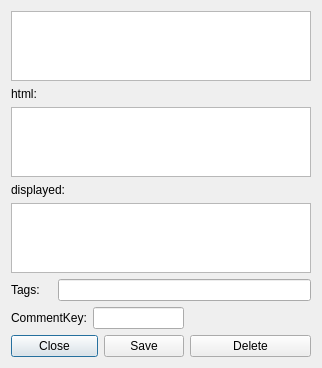
Above: dialogeditcomments.ui from allenck/mapper before the change. Below: the same form after it.
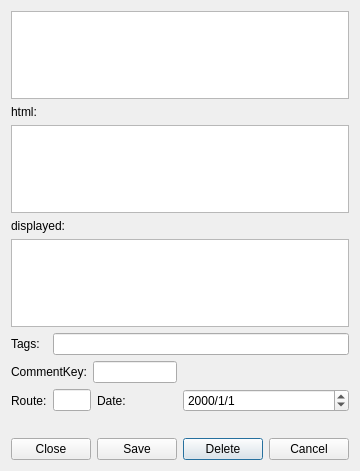
That is the form after the change. Custom widgets are drawn as their Qt base class.

Commit message: Enable multiple RouteComments for date

Patch:
```diff
--- a/dialogeditcomments.ui
+++ b/dialogeditcomments.ui
@@ -6,47 +6,24 @@
    <rect>
     <x>0</x>
     <y>0</y>
-    <width>322</width>
-    <height>300</height>
+    <width>288</width>
+    <height>471</height>
    </rect>
   </property>
   <property name="windowTitle">
    <string>Dialog</string>
   </property>
   <layout class="QGridLayout" name="gridLayout">
-   <item row="0" column="0" colspan="4">
-    <widget class="QTableView" name="tableView"/>
-   </item>
-   <item row="1" column="0">
-    <widget class="QLabel" name="label">
-     <property name="text">
-      <string>html:</string>
+   <item row="8" column="0" colspan="4">
+    <widget class="QLabel" name="lblInfo">
+     <property name="styleSheet">
+      <string notr="true">color: rgb(255, 85, 0)</string>
      </property>
-    </widget>
-   </item>
-   <item row="2" column="0" colspan="4">
-    <widget class="QPlainTextEdit" name="htmlText"/>
-   </item>
-   <item row="3" column="0" colspan="2">
-    <widget class="QLabel" name="label_2">
      <property name="text">
-      <string>displayed:</string>
+      <string/>
      </property>
     </widget>
    </item>
-   <item row="4" column="0" colspan="4">
-    <widget class="QTextEdit" name="textEdit"/>
-   </item>
-   <item row="5" column="0">
-    <widget class="QLabel" name="label_4">
-     <property name="text">
-      <string>Tags:</string>
-     </property>
-    </widget>
-   </item>
-   <item row="5" column="1" colspan="3">
-    <widget class="QLineEdit" name="tags"/>
-   </item>
    <item row="6" column="0" colspan="3">
     <layout class="QHBoxLayout" name="horizontalLayout">
      <item>
@@ -61,7 +38,79 @@
      </item>
     </layout>
    </item>
-   <item row="6" column="3">
+   <item row="7" column="2">
+    <widget class="QLabel" name="label_6">
+     <property name="text">
+      <string>Date:</string>
+     </property>
+    </widget>
+   </item>
+   <item row="7" column="0">
+    <widget class="QLabel" name="label_5">
+     <property name="text">
+      <string>Route:</string>
+     </property>
+    </widget>
+   </item>
+   <item row="7" column="1">
+    <widget class="QLineEdit" name="txtRoute"/>
+   </item>
+   <item row="9" column="3">
+    <widget class="QPushButton" name="btnDelete">
+     <property name="text">
+      <string>Delete</string>
+     </property>
+    </widget>
+   </item>
+   <item row="3" column="0" colspan="2">
+    <widget class="QLabel" name="label_2">
+     <property name="text">
+      <string>displayed:</string>
+     </property>
+    </widget>
+   </item>
+   <item row="5" column="0">
+    <widget class="QLabel" name="label_4">
+     <property name="text">
+      <string>Tags:</string>
+     </property>
+    </widget>
+   </item>
+   <item row="9" column="2">
+    <widget class="QPushButton" name="btnSave">
+     <property name="text">
+      <string>Save</string>
+     </property>
+    </widget>
+   </item>
+   <item row="1" column="0">
+    <widget class="QLabel" name="label">
+     <property name="text">
+      <string>html:</string>
+     </property>
+    </widget>
+   </item>
+   <item row="9" column="0" colspan="2">
+    <widget class="QPushButton" name="btnClose">
+     <property name="text">
+      <string>Close</string>
+     </property>
+    </widget>
+   </item>
+   <item row="9" column="4">
+    <widget class="QPushButton" name="btnCancel">
+     <property name="text">
+      <string>Cancel</string>
+     </property>
+    </widget>
+   </item>
+   <item row="4" column="0" colspan="5">
+    <widget class="QTextEdit" name="textEdit"/>
+   </item>
+   <item row="5" column="1" colspan="4">
+    <widget class="QLineEdit" name="tags"/>
+   </item>
+   <item row="6" column="3" colspan="2">
     <spacer name="horizontalSpacer">
      <property name="orientation">
       <enum>Qt::Orientation::Horizontal</enum>
@@ -74,29 +123,28 @@
      </property>
     </spacer>
    </item>
-   <item row="7" column="0" colspan="2">
-    <widget class="QPushButton" name="btnClose">
-     <property name="text">
-      <string>Close</string>
-     </property>
-    </widget>
+   <item row="2" column="0" colspan="5">
+    <widget class="QPlainTextEdit" name="htmlText"/>
    </item>
-   <item row="7" column="2">
-    <widget class="QPushButton" name="btnSave">
-     <property name="text">
-      <string>Save</string>
-     </property>
-    </widget>
+   <item row="0" column="0" colspan="5">
+    <widget class="RouteSelector" name="tableView"/>
    </item>
-   <item row="7" column="3">
-    <widget class="QPushButton" name="btnDelete">
-     <property name="text">
-      <string>Delete</string>
+   <item row="7" column="3" colspan="2">
+    <widget class="QDateEdit" name="dateEdit">
+     <property name="displayFormat">
+      <string>yyyy/M/d</string>
      </property>
     </widget>
    </item>
   </layout>
  </widget>
+ <customwidgets>
+  <customwidget>
+   <class>RouteSelector</class>
+   <extends>QTableView</extends>
+   <header>routeselector.h</header>
+  </customwidget>
+ </customwidgets>
  <resources/>
  <connections/>
 </ui>
```
The commit also changes 30 other files.
